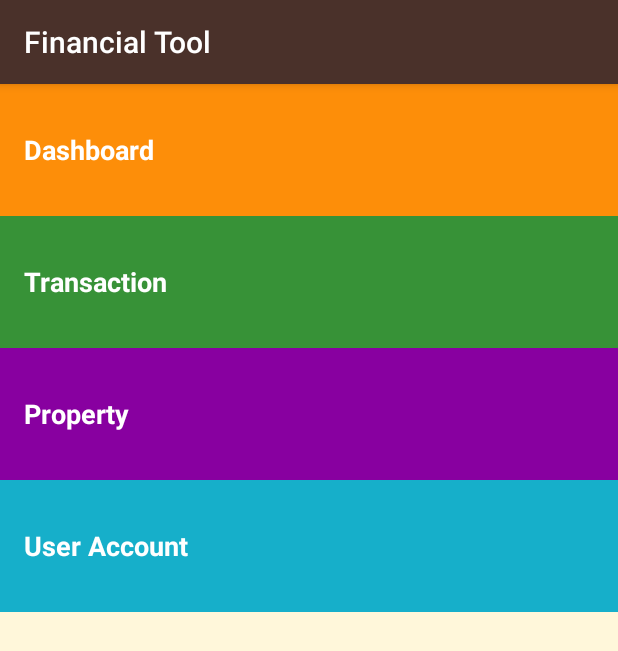
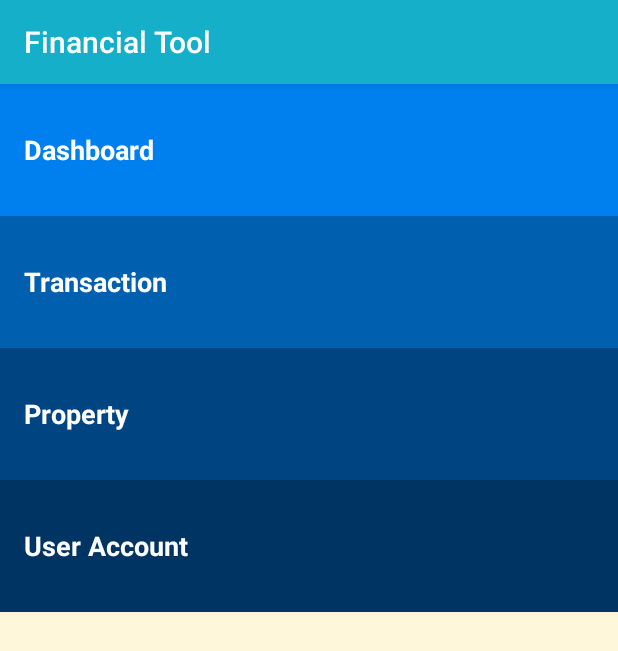
Before and after one commit to lam-ngo/Financial-tool_Android, an Android app: the screen it shows after launch (MainActivity), on a phone screen of 412 x 824 dp. Shown: the top 651 px of the screen. Run offline under Robolectric (Android 15) with nearby library versions, the phone set to English and light mode, and no system bars.

Commit message:
Attached eventListener to each textView on main view

```diff
--- a/app/src/main/java/lamngo/financialtool/MainActivity.java
+++ b/app/src/main/java/lamngo/financialtool/MainActivity.java
@@ -1,7 +1,11 @@
 package lamngo.financialtool;
 
+import android.content.Intent;
 import android.support.v7.app.AppCompatActivity;
 import android.os.Bundle;
+import android.view.View;
+import android.widget.TextView;
+import android.widget.Toast;
 
 public class MainActivity extends AppCompatActivity {
 
@@ -9,5 +13,53 @@ public class MainActivity extends AppCompatActivity {
     protected void onCreate(Bundle savedInstanceState) {
         super.onCreate(savedInstanceState);
         setContentView(R.layout.activity_main);
+
+        //eventListener for Dashboard
+        TextView dashboard = (TextView)findViewById(R.id.dashboard_button);
+        dashboard.setOnClickListener(new View.OnClickListener(){
+            @Override
+            public void onClick(View view) {
+                //Create new intent to open {@link Dashboard}
+                Intent dashboardIntent = new Intent(MainActivity.this, Dashboard.class);
+                //Start new activity
+                startActivity(dashboardIntent);
+            }
+        });
+
+        //eventListener for Transaction
+        TextView transaction = (TextView)findViewById(R.id.transaction_button);
+        transaction.setOnClickListener(new View.OnClickListener(){
+            @Override
+            public void onClick(View view) {
+                //Create new intent to open {@link Transaction}
+                Intent transactionIntent = new Intent(MainActivity.this, Transaction.class);
+                //Start new activity
+                startActivity(transactionIntent);
+            }
+        });
+
+        //eventListener for Property
+        TextView property = (TextView)findViewById(R.id.property_button);
+        property.setOnClickListener(new View.OnClickListener(){
+            @Override
+            public void onClick(View view) {
+                //Create new intent to open {@link Property}
+                Intent propertyInten = new Intent(MainActivity.this, Property.class);
+                //Start new activity
+                startActivity(propertyInten);
+            }
+        });
+
+        //eventListener for UserAccount
+        TextView userAccount = (TextView)findViewById(R.id.userAccount_button);
+        userAccount.setOnClickListener(new View.OnClickListener(){
+            @Override
+            public void onClick(View view) {
+                //Create new intent to open {@link UserAccount}
+                Intent userAccountIntent = new Intent(MainActivity.this, UserAccount.class);
+                //Start new activity
+                startActivity(userAccountIntent);
+            }
+        });
     }
 }
--- a/app/src/main/res/layout/activity_main.xml
+++ b/app/src/main/res/layout/activity_main.xml
@@ -9,25 +9,25 @@
     tools:context="lamngo.financialtool.MainActivity">
 
     <TextView
-        android:id="@+id/numbers"
+        android:id="@+id/dashboard_button"
         style="@style/SectionStyle"
         android:background="@color/section_dashboard"
         android:text="@string/section_dashboard" />
 
     <TextView
-        android:id="@+id/family"
+        android:id="@+id/transaction_button"
         style="@style/SectionStyle"
         android:background="@color/section_transaction"
         android:text="@string/section_transaction" />
 
     <TextView
-        android:id="@+id/colors"
+        android:id="@+id/property_button"
         style="@style/SectionStyle"
         android:background="@color/section_property"
         android:text="@string/section_property" />
 
     <TextView
-        android:id="@+id/phrases"
+        android:id="@+id/userAccount_button"
         style="@style/SectionStyle"
         android:background="@color/section_userAccount"
         android:text="@string/section_userAccount" />
--- a/app/src/main/res/values/colors.xml
+++ b/app/src/main/res/values/colors.xml
@@ -1,7 +1,7 @@
 <?xml version="1.0" encoding="utf-8"?>
 <resources>
     <!-- Primary color of the app (shown in the app bar) -->
-    <color name="primary_color">#4A312A</color>
+    <color name="primary_color">#16AFCA</color>
 
     <!-- Primary dark color of the app (shown in the status bar) -->
     <color name="primary_dark_color">#2F1D1A</color>
@@ -10,14 +10,14 @@
     <color name="tan_background">#FFF7DA</color>
 
     <!-- Background color for the dashboard -->
-    <color name="section_dashboard">#FD8E09</color>
+    <color name="section_dashboard">#0080ef</color>
 
     <!-- Background color for the transaction -->
-    <color name="section_transaction">#379237</color>
+    <color name="section_transaction">#005faf</color>
 
     <!-- Background color for the property -->
-    <color name="section_property">#8800A0</color>
+    <color name="section_property">#004582</color>
 
     <!-- Background color for the user account -->
-    <color name="section_userAccount">#16AFCA</color>
+    <color name="section_userAccount">#003563</color>
 </resources>
```
Also changed, not shown: app/src/main/AndroidManifest.xml (+12 -4 lines).
